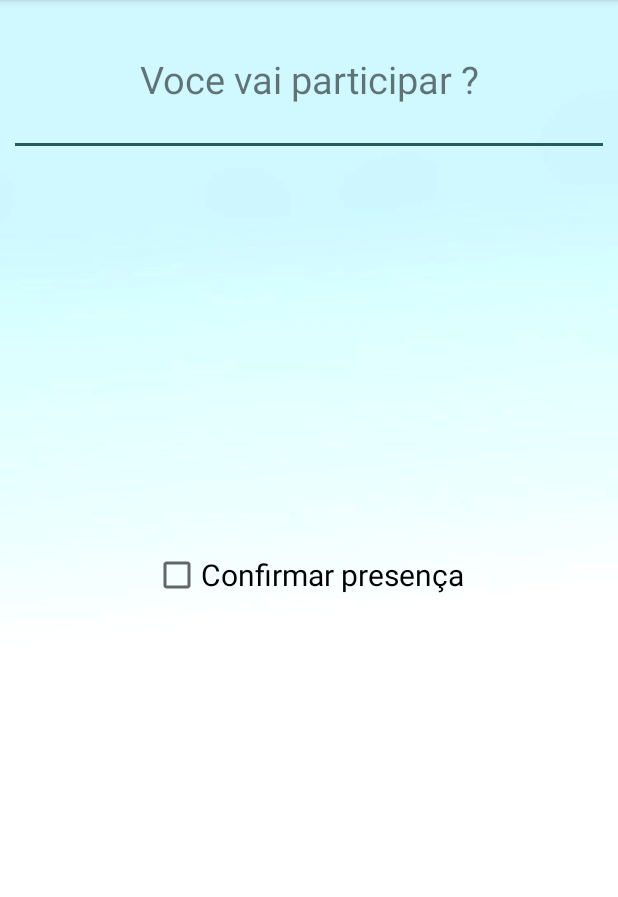
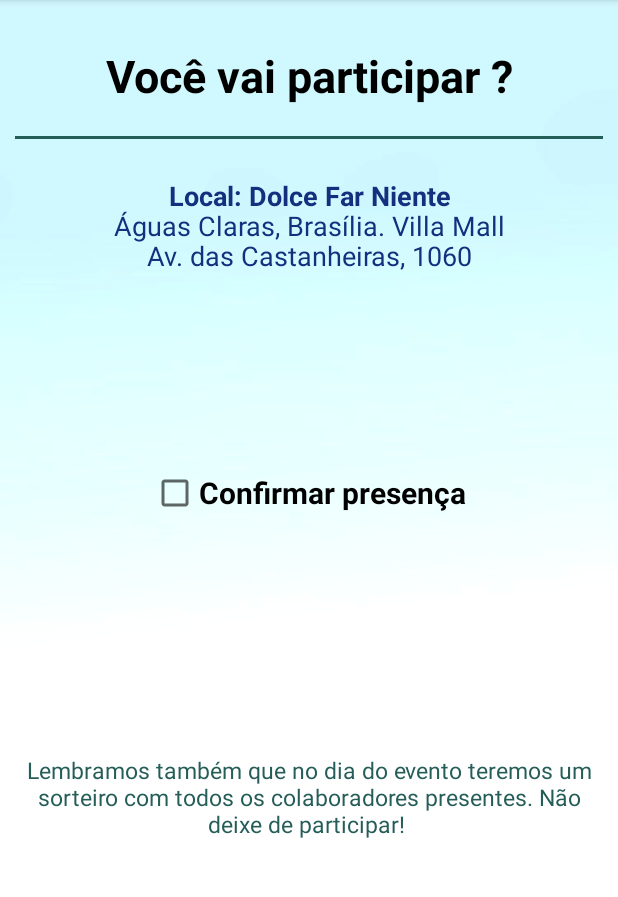
Before and after one commit to pedrinholeda/FestaDaFirma, an Android app: the DetailsActivity screen opened directly, with no data from a screen before it, on a phone screen of 412 x 824 dp, the part 84-981 px from its top. Run offline under Robolectric (Android 15) with nearby library versions, the phone set to English and light mode, and no system bars.

Commit message:
Layout Pronto

```diff
--- a/app/src/main/res/layout/activity_details.xml
+++ b/app/src/main/res/layout/activity_details.xml
@@ -12,18 +12,53 @@
         android:id="@+id/text_detail"
         android:layout_width="match_parent"
         android:layout_height="wrap_content"
-        android:layout_marginTop="25dp"
+        android:layout_marginTop="20dp"
+        android:textColor="@color/colorBlack"
         android:gravity="center"
-        android:text="Voce vai participar ?"
-        android:textSize="25sp" />
+        android:text="Você vai participar ?"
+        android:textStyle="bold"
+        android:textSize="30sp" />
 
     <View
         android:id="@+id/linha"
         android:layout_width="wrap_content"
         android:layout_height="2dp"
         android:layout_below="@id/text_detail"
+        android:layout_marginTop="20dp"
+        android:background="@color/colorPrimaryDark" />
+
+    <TextView
+        android:id="@+id/local_1"
+        android:layout_width="match_parent"
+        android:layout_height="wrap_content"
         android:layout_marginTop="25dp"
-        android:background="@color/colorPrimaryDark" />
+        android:layout_below="@id/linha"
+        android:gravity="center"
+        android:textStyle="bold"
+        android:textColor="@color/colorFirst"
+        android:text="Local: Dolce Far Niente"
+        android:textSize="18sp" />
+    <TextView
+        android:layout_width="match_parent"
+        android:layout_height="wrap_content"
+        android:layout_marginTop="45dp"
+        android:layout_below="@id/linha"
+        android:gravity="center"
+        android:textColor="@color/colorFirst"
+        android:text="Águas Claras, Brasília. Villa Mall"
+        android:textSize="18sp"
+        />
+    <TextView
+        android:layout_width="match_parent"
+        android:layout_height="wrap_content"
+        android:layout_marginTop="65dp"
+        android:layout_below="@id/linha"
+        android:gravity="center"
+        android:textColor="@color/colorFirst"
+        android:text="Av. das Castanheiras, 1060"
+        android:textSize="18sp"
+        />
+
 
     <CheckBox
         android:id="@+id/check_participate"
@@ -31,7 +66,20 @@
         android:layout_height="wrap_content"
         android:layout_below="@+id/linha"
         android:layout_centerHorizontal="true"
-        android:layout_marginTop="270dp"
+        android:textStyle="bold"
+        android:layout_marginTop="220dp"
         android:text="Confirmar presença"
         android:textSize="20sp" />
+
+    <TextView
+        android:layout_width="match_parent"
+        android:layout_height="wrap_content"
+        android:layout_marginTop="410dp"
+        android:layout_below="@id/linha"
+        android:gravity="center"
+        android:textColor="@color/colorPrimaryDark"
+        android:text="Lembramos também que no dia do evento teremos um sorteiro com todos os colaboradores presentes. Não deixe de participar! "
+        android:textSize="15sp"
+        />
+
 </RelativeLayout>
--- a/app/src/main/res/values/colors.xml
+++ b/app/src/main/res/values/colors.xml
@@ -3,4 +3,6 @@
     <color name="colorPrimary">#48A9A0</color>
     <color name="colorPrimaryDark">#255D58</color>
     <color name="colorAccent">#4F827D</color>
+    <color name="colorFirst">#132F7D</color>
+    <color name="colorBlack">#000000</color>
 </resources>
--- a/app/src/main/res/values/strings.xml
+++ b/app/src/main/res/values/strings.xml
@@ -1,6 +1,6 @@
 <resources>
     <string name="app_name">Festa Da Firma</string>
-    <string name="dias_restantes_para_o_fim_do_ano">Dias restantes para o fim do ano</string>
+    <string name="dias_restantes_para_o_fim_do_ano">Dias restantes para a Festa da Firma: </string>
     <string name="dias">dias</string>
     <string name="nao_confirmado">Não confirmado</string>
     <string name="sim">sim</string>
--- a/app/src/main/res/values/styles.xml
+++ b/app/src/main/res/values/styles.xml
@@ -6,6 +6,7 @@
         <item name="colorPrimary">@color/colorPrimary</item>
         <item name="colorPrimaryDark">@color/colorPrimaryDark</item>
         <item name="colorAccent">@color/colorAccent</item>
+
     </style>
 
 </resources>
```
Also changed, not shown: app/src/main/res/layout/activity_main.xml (+38 -3 lines).
